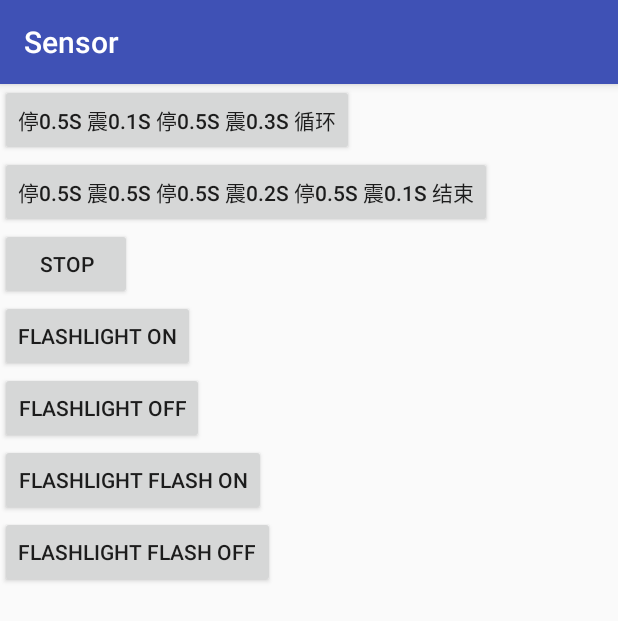
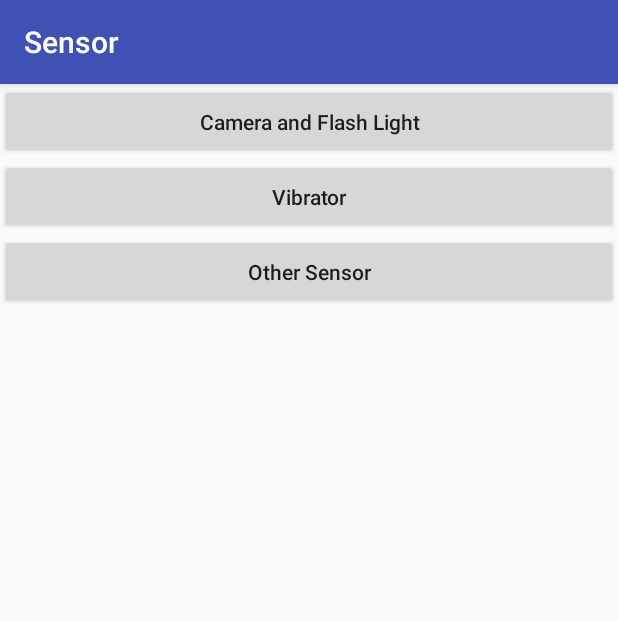
Before and after one commit to hxh1892/Android-Sensor, an Android app: the screen it shows after launch (MainActivity before the commit, Main_Activity after it), on a phone screen of 412 x 824 dp. Shown: the top 621 px of the screen. Run offline under Robolectric (Android 15) with nearby library versions, the phone set to English and light mode, and no system bars.

Commit message:
V1.0 Add optimize

```diff
--- a/app/src/main/java/com/hxh/sensor/MainActivity.java
+++ b/app/src/main/java/com/hxh/sensor/CAF_Activity.java
@@ -7,7 +7,6 @@ import android.content.pm.PackageManager;
 import android.hardware.Camera;
 import android.net.Uri;
 import android.os.Bundle;
-import android.os.Vibrator;
 import android.provider.Settings;
 import android.support.v4.app.ActivityCompat;
 import android.support.v7.app.AppCompatActivity;
@@ -16,35 +15,31 @@ import android.view.SurfaceView;
 import android.view.View;
 import android.widget.Toast;
 
-public class MainActivity extends AppCompatActivity
+public class CAF_Activity extends AppCompatActivity
 {
-    Context mContext = this;
+    private static final int INTENT_CODE_PERMISSION_REQUEST = 100;
 
-    public static final int INTENT_CODE_PERMISSION_REQUEST = 100;
+    private Context mContext = this;
 
-    Vibrator vibrator;
+    private Camera camera;
+    private Camera.Parameters parameters;
 
-    Camera camera;
-    Camera.Parameters parameters;
+    private SurfaceView sv;
+    private SurfaceHolder surfaceHolder;
 
-    SurfaceView sv;
-    SurfaceHolder surfaceHolder;
-
-    boolean isHaveFlashLight = true;
+    private boolean isHaveFlashLight = true;
 
     @Override
     protected void onCreate(Bundle savedInstanceState)
     {
         super.onCreate(savedInstanceState);
-        setContentView(R.layout.main);
-
-        vibrator = (Vibrator) getSystemService(Context.VIBRATOR_SERVICE);
+        setContentView(R.layout.act_caf);
 
         if (android.os.Build.VERSION.SDK_INT >= 23)
         {
             if (ActivityCompat.checkSelfPermission(this, Manifest.permission.CAMERA) == PackageManager.PERMISSION_GRANTED)
             {
-
+                checkFlashLifht();
             }
             else
             {
@@ -55,9 +50,12 @@ public class MainActivity extends AppCompatActivity
         }
         else
         {
+            checkFlashLifht();
+        }
+    }
 
-        }
-
+    private void checkFlashLifht()
+    {
         if (getPackageManager().hasSystemFeature(PackageManager.FEATURE_CAMERA_FLASH))
         {
             //有闪光灯
@@ -105,29 +103,6 @@ public class MainActivity extends AppCompatActivity
             {
             }
         });
-    }
-
-    //加震动权限
-    //第一个参数，指代一个震动的频率数组。每两个为一组，每组的第一个为等待时间，第二个为震动时间。
-    // 比如 [2000,500,100,400],会先等待2000毫秒，震动500，再等待100，震动400
-    //第二个参数，repest指代从 第几个索引（第一个数组参数） 的位置开始循环震动。
-    //vibrator.vibrate(new long[]{300,500},0);
-    //会一直保持循环，我们需要用 vibrator.cancel()主动终止
-    //设置为-1只震动一次
-
-    public void one(View v)
-    {
-        vibrator.vibrate(new long[]{500, 100, 500, 300}, 0);
-    }
-
-    public void two(View v)
-    {
-        vibrator.vibrate(new long[]{500, 500, 500, 300, 500, 100}, -1);
-    }
-
-    public void stop(View v)
-    {
-        vibrator.cancel();
     }
 
     public void on(View v)
@@ -214,15 +189,20 @@ public class MainActivity extends AppCompatActivity
 
             if (isPermissionOk)
             {
-
+                checkFlashLifht();
             }
-            else if (android.os.Build.VERSION.SDK_INT < 25 &&
-                    !ActivityCompat.shouldShowRequestPermissionRationale(this, Manifest.permission.CAMERA))
+            else if (!ActivityCompat.shouldShowRequestPermissionRationale(this, Manifest.permission.CAMERA))
             {
                 //启动系统权限设置界面
                 Intent intent = new Intent(Settings.ACTION_APPLICATION_DETAILS_SETTINGS);
                 intent.setData(Uri.parse("package:" + getPackageName()));
                 startActivity(intent);
+
+                finish();
+            }
+            else
+            {
+                finish();
             }
         }
     }
--- /dev/null
+++ b/app/src/main/java/com/hxh/sensor/Main_Activity.java
@@ -0,0 +1,34 @@
+package com.hxh.sensor;
+
+import android.content.Context;
+import android.content.Intent;
+import android.os.Bundle;
+import android.support.v7.app.AppCompatActivity;
+import android.view.View;
+
+public class Main_Activity extends AppCompatActivity
+{
+    private Context mContext = this;
+
+    @Override
+    protected void onCreate(Bundle savedInstanceState)
+    {
+        super.onCreate(savedInstanceState);
+        setContentView(R.layout.act_main);
+    }
+
+    public void cam(View v)
+    {
+        startActivity(new Intent(mContext, CAF_Activity.class));
+    }
+
+    public void vib(View v)
+    {
+        startActivity(new Intent(mContext, Vibrator_Activity.class));
+    }
+
+    public void other(View v)
+    {
+        startActivity(new Intent(mContext, SensorCheck_Activity.class));
+    }
+}
--- /dev/null
+++ b/app/src/main/res/layout/act_main.xml
@@ -0,0 +1,29 @@
+<?xml version="1.0" encoding="utf-8"?>
+<LinearLayout
+    xmlns:android="http://schemas.android.com/apk/res/android"
+    android:layout_width="match_parent"
+    android:layout_height="match_parent"
+    android:orientation="vertical">
+
+    <Button
+        android:layout_width="match_parent"
+        android:layout_height="50dp"
+        android:onClick="cam"
+        android:text="Camera and Flash Light"
+        android:textAllCaps="false"/>
+
+    <Button
+        android:layout_width="match_parent"
+        android:layout_height="50dp"
+        android:onClick="vib"
+        android:text="Vibrator"
+        android:textAllCaps="false"/>
+
+    <Button
+        android:layout_width="match_parent"
+        android:layout_height="50dp"
+        android:onClick="other"
+        android:text="Other Sensor"
+        android:textAllCaps="false"/>
+
+</LinearLayout>
--- a/app/src/main/res/layout/main.xml
+++ /dev/null
@@ -1,55 +0,0 @@
-<?xml version="1.0" encoding="utf-8"?>
-<LinearLayout xmlns:android="http://schemas.android.com/apk/res/android"
-              xmlns:tools="http://schemas.android.com/tools"
-              android:layout_width="match_parent"
-              android:layout_height="match_parent"
-              android:orientation="vertical"
-              tools:context="com.hxh.sensor.MainActivity">
-
-    <Button
-        android:layout_width="wrap_content"
-        android:layout_height="wrap_content"
-        android:onClick="one"
-        android:text="停0.5s 震0.1s 停0.5s 震0.3s 循环"/>
-
-    <Button
-        android:layout_width="wrap_content"
-        android:layout_height="wrap_content"
-        android:onClick="two"
-        android:text="停0.5s 震0.5s 停0.5s 震0.2s 停0.5s 震0.1s 结束"/>
-
-    <Button
-        android:layout_width="wrap_content"
-        android:layout_height="wrap_content"
-        android:onClick="stop"
-        android:text="stop"/>
-
-    <Button
-        android:layout_width="wrap_content"
-        android:layout_height="wrap_content"
-        android:onClick="on"
-        android:text="flashlight on"/>
-
-    <Button
-        android:layout_width="wrap_content"
-        android:layout_height="wrap_content"
-        android:onClick="off"
-        android:text="flashlight off"/>
-
-    <Button
-        android:layout_width="wrap_content"
-        android:layout_height="wrap_content"
-        android:onClick="fon"
-        android:text="flashlight flash on"/>
-
-    <Button
-        android:layout_width="wrap_content"
-        android:layout_height="wrap_content"
-        android:onClick="foff"
-        android:text="flashlight flash off"/>
-
-    <SurfaceView
-        android:id="@+id/sv"
-        android:layout_width="1px"
-        android:layout_height="1px"/>
-</LinearLayout>
--- a/build.gradle
+++ b/build.gradle
@@ -5,7 +5,7 @@ buildscript {
         jcenter()
     }
     dependencies {
-        classpath 'com.android.tools.build:gradle:2.1.0'
+        classpath 'com.android.tools.build:gradle:2.3.0'
 
         // NOTE: Do not place your application dependencies here; they belong
         // in the individual module build.gradle files
```
Also changed, not shown: app/src/main/AndroidManifest.xml (+6 -2 lines), app/src/main/java/com/hxh/sensor/SensorCheck_Activity.java (added, +142 -0 lines), app/src/main/java/com/hxh/sensor/SensorShow_Activity.java (added, +137 -0 lines), app/src/main/java/com/hxh/sensor/Vibrator_Activity.java (added, +44 -0 lines), app/src/main/res/layout/act_caf.xml (added, +36 -0 lines), app/src/main/res/layout/act_sensorcheck.xml (added, +26 -0 lines), app/src/main/res/layout/act_sensorshow.xml (added, +20 -0 lines), app/src/main/res/layout/act_vibrator.xml (added, +30 -0 lines), gradle/wrapper/gradle-wrapper.properties.
